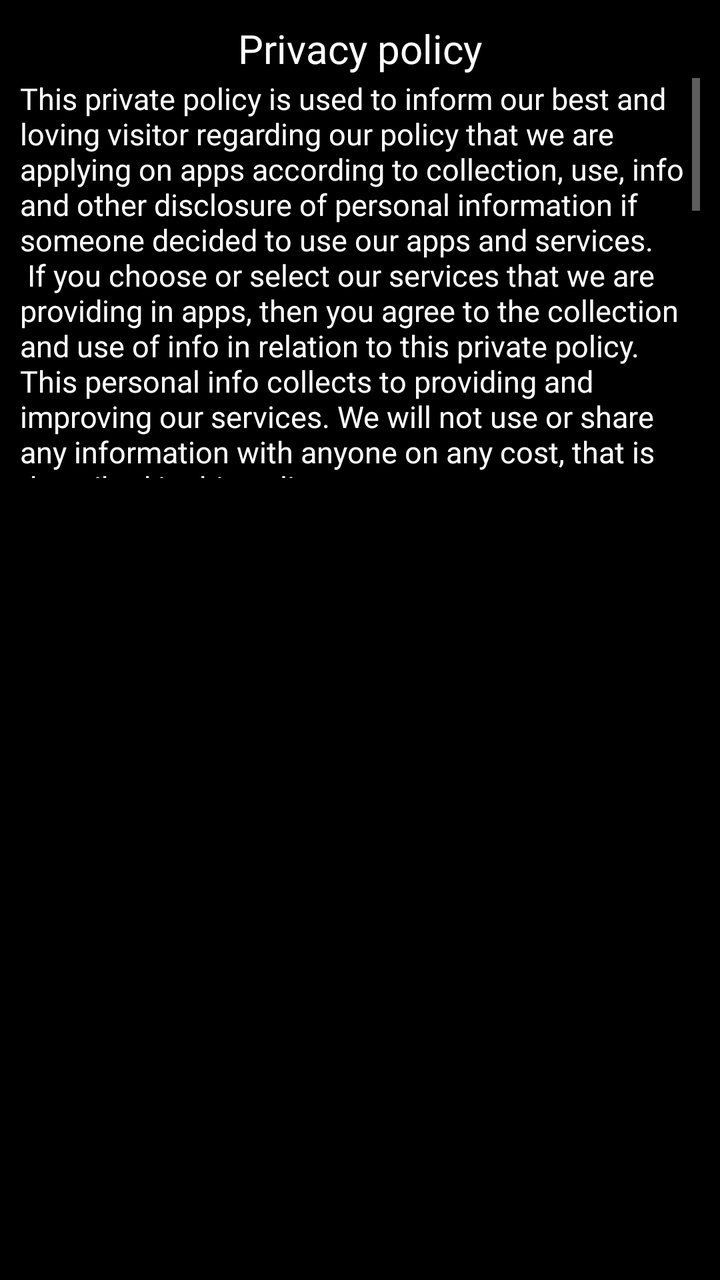
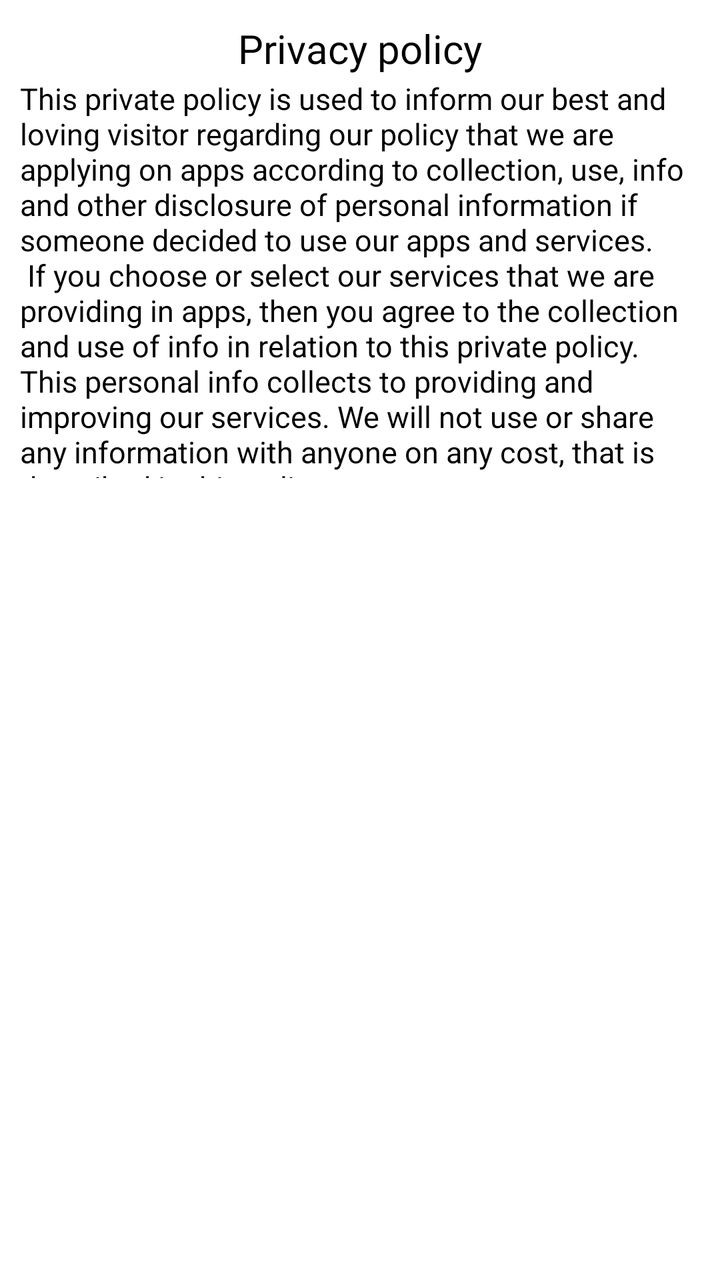

Screens rendered from an Android XML layout before and after an edit, with the pre-edit source and the edit as a unified diff.
<!-- AndroidManifest.xml: application theme Theme.AppCompat -->
<!-- res/layout/activity_privacy_screen.xml -->
<?xml version="1.0" encoding="utf-8"?>
<ScrollView xmlns:android="http://schemas.android.com/apk/res/android"
    xmlns:app="http://schemas.android.com/apk/res-auto"
    xmlns:tools="http://schemas.android.com/tools"
    android:layout_width="match_parent"
    android:background="@color/black"
    android:layout_height="match_parent">

    <androidx.constraintlayout.widget.ConstraintLayout
        android:layout_width="match_parent"
        android:layout_height="match_parent">


        <TextView
            android:id="@+id/textorivacypolicy"
            android:layout_width="wrap_content"
            android:layout_height="wrap_content"
            android:layout_marginTop="10dp"
            android:fontFamily="@font/poppins_bold"
            android:text="Privacy policy"
            android:textColor="@color/white"
            android:textSize="20dp"
            app:layout_constraintBottom_toBottomOf="parent"
            app:layout_constraintEnd_toEndOf="parent"
            app:layout_constraintStart_toStartOf="parent"
            app:layout_constraintTop_toTopOf="parent"
            app:layout_constraintVertical_bias="0.002" />

        <ScrollView
            android:id="@+id/scrolview1"
            android:layout_width="match_parent"
            android:layout_height="200dp"
            android:layout_marginStart="10dp"
            android:layout_marginEnd="10dp"
            app:layout_constraintBottom_toBottomOf="parent"
            app:layout_constraintEnd_toEndOf="parent"
            app:layout_constraintHorizontal_bias="0.0"
            app:layout_constraintStart_toStartOf="parent"
            app:layout_constraintTop_toBottomOf="@+id/textorivacypolicy"
            app:layout_constraintVertical_bias="0.033">

            <TextView
                android:id="@+id/textView2"
                android:layout_width="match_parent"
                android:layout_height="301dp"
                android:textColor="@color/white"
                android:text="@string/fragment1"
                android:textSize="15dp" />
        </ScrollView>


        <ProgressBar
            android:id="@+id/progressBar"
            android:layout_width="wrap_content"
            android:layout_height="wrap_content"
            android:layout_centerInParent="true"
            android:indeterminateTint="@android:color/holo_orange_dark"
            app:layout_constraintEnd_toEndOf="parent"
            app:layout_constraintStart_toStartOf="parent"
            app:layout_constraintTop_toBottomOf="@+id/scrolview1" />

        <TextView
            android:id="@+id/skip"
            android:layout_width="283dp"
            android:layout_height="44dp"
            android:layout_marginTop="10dp"
            android:background="@drawable/skip_button"
            android:fontFamily="@font/poppins_bold"
            android:gravity="center"
            android:text="Continue"
            android:textAlignment="center"
            android:textColor="@color/black"
            android:textSize="@dimen/_14ssp"
            android:textStyle="bold"
            android:visibility="gone"
            app:layout_constraintEnd_toEndOf="parent"
            app:layout_constraintStart_toStartOf="parent"
            app:layout_constraintTop_toBottomOf="@+id/scrolview1" />

        <RelativeLayout
            android:id="@+id/relativeLayoutadmob"
            android:layout_width="match_parent"
            android:layout_height="wrap_content"
            android:layout_marginStart="20dp"
            android:layout_marginTop="68dp"
            android:layout_marginEnd="20dp"
            app:layout_constraintEnd_toEndOf="parent"
            app:layout_constraintHorizontal_bias="0.0"
            android:visibility="gone"
            app:layout_constraintStart_toStartOf="parent"
            app:layout_constraintTop_toBottomOf="@+id/progressBar">


        </RelativeLayout>

    </androidx.constraintlayout.widget.ConstraintLayout>
</ScrollView>
<!-- resources referenced by this layout -->
<resources>
  <color name="black">#FF000000</color>
  <color name="white">#FFFFFFFF</color>
  <!-- drawable skip_button (drawable) -->
  <?xml version="1.0" encoding="utf-8"?>
  <shape xmlns:android="http://schemas.android.com/apk/res/android"
      android:shape="rectangle">
  
      <solid android:color="#FF8600" />
      <stroke android:color="#FF8600" android:width="1dp"/>
      <corners android:radius="@dimen/_5sdp"/>
  
  </shape>
  <string name="fragment1">This private policy is used to inform our best and loving visitor regarding our policy that we are applying on apps according to collection, use, info and other disclosure of personal information if someone decided to use our apps and services.\n
  
  If you choose or select our services that we are providing in apps, then you agree to the collection and use of info in relation to this private policy. This personal info collects to providing and improving our services. We will not use or share any information with anyone on any cost, that is described in this policy.
      \nThe terms used in this privacy policy have same meaning in our Terms and Conditions, which is privacy policy.    <b>\nInformation Collection and Use:</b>
  <p>For a better experience, while using our Service, I may require you to provide us with certain personally identifiable information, including but not limited to simple Niklit Studio app.
  These apps does use third party services that may collect information used to identify you.
  Link to privacy policy of third party service providers used by the app
  Google Play Services
  AdMob
  Facebook
  Google Play Services.</p>
          \n<b>Log Data:</b>
  <p>I want to inform you that whenever you use our Service, in a case of an error in the app I collect data and information (through third party products) on your phone called Log Data. This Log Data may include information such as your device Internet Protocol (“IP”) address, device name, operating system version, the configuration of the app when utilizing my Service, the time and date of your use of the Service, and other statistics.
        </p>  \n
       </string>
</resources>

<!-- the commit's change to res/layout/activity_privacy_screen.xml (unified diff, before → after) -->
@@ -3,7 +3,7 @@
     xmlns:app="http://schemas.android.com/apk/res-auto"
     xmlns:tools="http://schemas.android.com/tools"
     android:layout_width="match_parent"
-    android:background="@color/black"
+    android:background="@color/white"
     android:layout_height="match_parent">
 
     <androidx.constraintlayout.widget.ConstraintLayout
@@ -18,7 +18,7 @@
             android:layout_marginTop="10dp"
             android:fontFamily="@font/poppins_bold"
             android:text="Privacy policy"
-            android:textColor="@color/white"
+            android:textColor="@color/black"
             android:textSize="20dp"
             app:layout_constraintBottom_toBottomOf="parent"
             app:layout_constraintEnd_toEndOf="parent"
@@ -43,7 +43,7 @@
                 android:id="@+id/textView2"
                 android:layout_width="match_parent"
                 android:layout_height="301dp"
-                android:textColor="@color/white"
+                android:textColor="@color/black"
                 android:text="@string/fragment1"
                 android:textSize="15dp" />
         </ScrollView>
@@ -69,7 +69,7 @@
             android:gravity="center"
             android:text="Continue"
             android:textAlignment="center"
-            android:textColor="@color/black"
+            android:textColor="@color/white"
             android:textSize="@dimen/_14ssp"
             android:textStyle="bold"
             android:visibility="gone"
<!-- resource entries referenced after the edit -->
@@ -7,8 +7,8 @@
   <shape xmlns:android="http://schemas.android.com/apk/res/android"
       android:shape="rectangle">
   
-      <solid android:color="#FF8600" />
-      <stroke android:color="#FF8600" android:width="1dp"/>
+      <solid android:color="@color/pink" />
+      <stroke android:color="@color/pink" android:width="1dp"/>
       <corners android:radius="@dimen/_5sdp"/>
   
   </shape>
@@ -27,5 +27,6 @@
   <p>I want to inform you that whenever you use our Service, in a case of an error in the app I collect data and information (through third party products) on your phone called Log Data. This Log Data may include information such as your device Internet Protocol (“IP”) address, device name, operating system version, the configuration of the app when utilizing my Service, the time and date of your use of the Service, and other statistics.
         </p>  \n
        </string>
+  <color name="pink">#FF6B6B</color>
 </resources>
 
